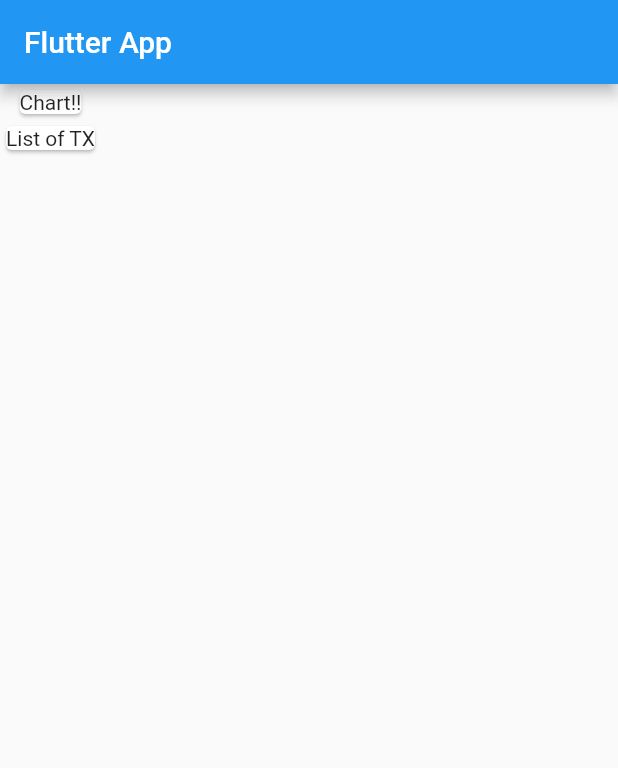
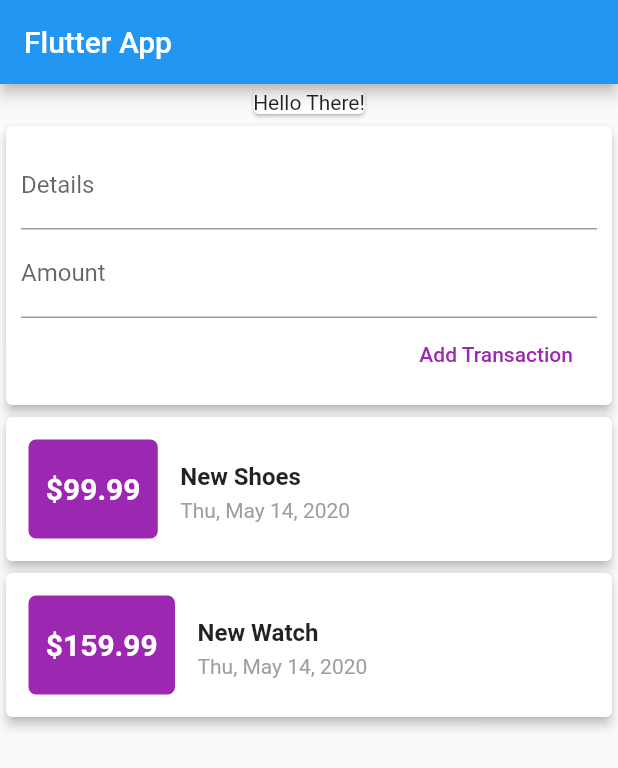
Before and after one commit to computophile/budgetApp, a Flutter app: the screen it shows after launch, on a phone screen of 412 x 824 dp. Shown: the top 768 px of the screen. Run offline on Flutter 3.47's test engine with Material 2 defaults, Android fonts, the phone set to English and light mode, and no system bars.

```diff
--- a/lib/main.dart
+++ b/lib/main.dart
@@ -1,3 +1,4 @@
+import './widgets/user_transaction.dart';
 import 'package:flutter/material.dart';
 
 void main() => runApp(MyApp());
@@ -16,18 +17,16 @@ class MyHomePage extends StatelessWidget {
   @override
   Widget build(BuildContext context) {
     return Scaffold(
-      appBar: AppBar(
-        title: Text('Flutter App'),
-      ),
-      body: Column(
-        children: [
-          Card(
-            child: Text("Chart!!")
+        appBar: AppBar(
+          title: Text('Flutter App'),
+        ),
+        body: SingleChildScrollView(
+          child: Column(
+            children: <Widget>[
+              Card(child: Text("Hello There!"),),
+              UserTransaction(),
+            ],
           ),
-          Card(child: Text("List of TX"),),
-        ],
-      )
-
-    );
+        ));
   }
 }
--- /dev/null
+++ b/lib/models/transaction.dart
@@ -0,0 +1,14 @@
+import 'package:flutter/foundation.dart';
+
+class Transaction {
+  String id;
+  String title;
+  double amount;
+  DateTime date;
+
+  Transaction(
+      {@required this.id,
+      @required this.title,
+      @required this.amount,
+      @required this.date});
+}
--- /dev/null
+++ b/lib/widgets/new_transaction.dart
@@ -0,0 +1,40 @@
+import 'package:flutter/material.dart';
+
+class NewTransaction extends StatelessWidget {
+  // text controllers
+  final amountController = TextEditingController();
+  final detailsController = TextEditingController();
+  final Function addTransaction;
+  NewTransaction(this.addTransaction);
+  @override
+  Widget build(BuildContext context) {
+    return Card(
+      elevation: 3,
+      child: Container(
+        padding: EdgeInsets.all(10),
+        child: Column(
+          crossAxisAlignment: CrossAxisAlignment.end,
+          children: <Widget>[
+            TextField(
+              controller: detailsController,
+              decoration: InputDecoration(labelText: "Details"),
+            ),
+            TextField(
+              controller: amountController,
+              decoration: InputDecoration(labelText: "Amount"),
+            ),
+            FlatButton(
+              child: Text(
+                "Add Transaction",
+                style: TextStyle(color: Colors.purple),
+              ),
+              onPressed: () {
+                addTransaction(detailsController.text, double.parse(amountController.text));
+              },
+            )
+          ],
+        ),
+      ),
+    );
+  }
+}
--- /dev/null
+++ b/lib/widgets/transaction_list.dart
@@ -0,0 +1,66 @@
+import 'package:flutter/material.dart';
+import 'package:intl/intl.dart';
+
+import '../models/transaction.dart';
+
+class TransactionList extends StatelessWidget {
+  final List<Transaction> _userTransactions;
+  TransactionList(this._userTransactions);
+  @override
+  Widget build(BuildContext context) {
+    return Container(
+      height: MediaQuery.of(context).size.height/2,
+      child: ListView(
+         children: [Column(
+          children: <Widget>[
+            ..._userTransactions.map((tx) {
+              return Card(
+                // for the shadow
+                elevation: 3,
+                child: Row(
+                  children: [
+                    Container(
+                      padding: EdgeInsets.symmetric(horizontal: 10, vertical: 20),
+                      margin: EdgeInsets.all(15.0),
+                      child: Text(
+                        '\$${tx.amount}',
+                        style: TextStyle(
+                            fontWeight: FontWeight.bold,
+                            fontSize: 20,
+                            color: Colors.white),
+                      ),
+                      decoration: BoxDecoration(
+                          color: Colors.purple,
+                          borderRadius: BorderRadius.all(Radius.circular(5.0)),
+                          border: Border.all(
+                              color: Colors.purple,
+                              width: 1.5,
+                              style: BorderStyle.solid)),
+                    ),
+                    Column(
+                      crossAxisAlignment: CrossAxisAlignment.start,
+                      children: [
+                        Padding(
+                          padding: EdgeInsets.symmetric(vertical: 5),
+                          child: Text(
+                            tx.title,
+                            style: TextStyle(
+                                fontWeight: FontWeight.bold, fontSize: 16),
+                          ),
+                        ),
+                        Text(
+                          DateFormat().add_yMMMEd().format(tx.date),
+                          style: TextStyle(color: Colors.grey),
+                        )
+                      ],
+                    )
+                  ],
+                ),
+              );
+            }).toList()
+          ],
+        ),]
+      ),
+    );
+  }
+}
--- /dev/null
+++ b/lib/widgets/user_transaction.dart
@@ -0,0 +1,45 @@
+import 'package:flutter/material.dart';
+import 'package:intl/intl.dart';
+
+import '../models/transaction.dart';
+import 'new_transaction.dart';
+import 'transaction_list.dart';
+
+class UserTransaction extends StatefulWidget {
+  @override
+  _UserTransactionState createState() => _UserTransactionState();
+}
+
+class _UserTransactionState extends State<UserTransaction> {
+  final List<Transaction> _userTransactions = [
+    Transaction(
+        id: 't1', title: 'New Shoes', amount: 99.99, date: DateTime.now()),
+    Transaction(
+        id: 't1', title: 'New Watch', amount: 159.99, date: DateTime.now()),
+  ];
+
+  void _addTransaction(String txTitle, double txAmount) {
+    // this locks the address but we are still allowed to modify it at runtime
+    // as long as we are not reassigning
+    final Transaction tx = Transaction(
+      title: txTitle,
+      amount: txAmount,
+      id: DateTime.now().toString(),
+      date: DateTime.now()
+    );
+    setState(() {
+      _userTransactions.add(tx);
+    });
+  }
+
+  @override
+  Widget build(BuildContext context) {
+    return Column(
+      children: <Widget>[
+        NewTransaction(_addTransaction),
+        // lifting state up which means the common denomitor
+        TransactionList(_userTransactions),
+      ],
+    );
+  }
+}
--- a/pubspec.yaml
+++ b/pubspec.yaml
@@ -23,7 +23,7 @@ environment:
 dependencies:
   flutter:
     sdk: flutter
-
+  intl: ^0.16.1
 
   # The following adds the Cupertino Icons font to your application.
   # Use with the CupertinoIcons class for iOS style icons.
```
Also changed, not shown: pubspec.lock.
